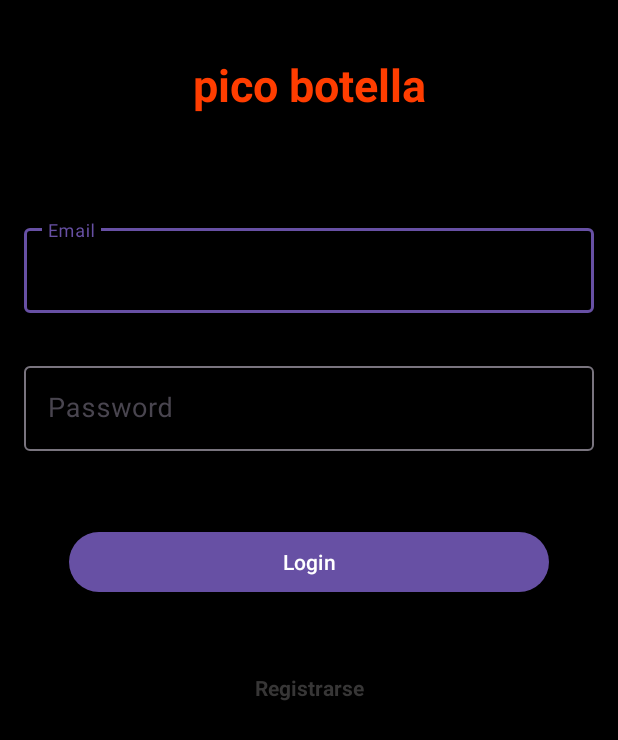
After one commit to Som1326/Equipo6_Miniproyecto_I, an Android app: the layout activity_login.xml on its own in the app's theme, with its tools: preview values and no code run, on a phone screen of 412 x 824 dp. The commit adds this screen. Shown: the top 740 px of the screen. Run offline under Robolectric (Android 15) with nearby library versions, the phone set to English and light mode, and no system bars.

Commit message:
feature: login and register with authentication implemented, changed logic in navigation

```diff
--- a/app/src/main/AndroidManifest.xml
+++ b/app/src/main/AndroidManifest.xml
@@ -23,10 +23,13 @@
             android:theme="@style/Theme.MaterialComponents.Light.NoActionBar">
             <intent-filter>
                 <action android:name="android.intent.action.MAIN" />
-
                 <category android:name="android.intent.category.LAUNCHER" />
             </intent-filter>
         </activity>
+        <activity
+            android:name=".view.LoginActivity"
+            android:exported="false"
+            android:theme="@style/Theme.MaterialComponents.Light.NoActionBar"/>
     </application>
 
 </manifest>
--- /dev/null
+++ b/app/src/main/java/com/example/miniproyectoi/model/UserRequest.kt
@@ -0,0 +1,6 @@
+package com.example.miniproyectoi.model
+
+data class UserRequest (
+    val email: String,
+    val password: String
+)
--- /dev/null
+++ b/app/src/main/res/layout/activity_login.xml
@@ -0,0 +1,95 @@
+<?xml version="1.0" encoding="utf-8"?>
+<layout xmlns:android="http://schemas.android.com/apk/res/android"
+    xmlns:app="http://schemas.android.com/apk/res-auto"
+    xmlns:tools="http://schemas.android.com/tools">
+
+    <androidx.constraintlayout.widget.ConstraintLayout
+        android:id="@+id/clContenedor"
+        android:layout_width="match_parent"
+        android:layout_height="match_parent"
+        android:padding="16dp"
+        android:background="@color/black"
+        tools:context=".view.LoginActivity">
+
+        <TextView
+            android:id="@+id/tvTitleLogin"
+            android:layout_width="wrap_content"
+            android:layout_height="wrap_content"
+            android:text="pico botella"
+            android:textSize="30dp"
+            android:textStyle="bold"
+            android:padding="20dp"
+            android:textColor="@color/login_red"
+            android:layout_marginBottom="50dp"
+            app:layout_constraintEnd_toEndOf="parent"
+            app:layout_constraintStart_toStartOf="parent"
+            app:layout_constraintTop_toTopOf="parent"
+            app:layout_constraintBottom_toTopOf="@+id/tilEmail" />
+
+        <com.google.android.material.textfield.TextInputLayout
+            android:id="@+id/tilEmail"
+            android:layout_width="match_parent"
+            android:layout_height="wrap_content"
+            app:hintEnabled="true"
+            app:layout_constraintEnd_toEndOf="parent"
+            app:layout_constraintStart_toStartOf="parent"
+            app:layout_constraintBottom_toTopOf="@+id/tilPass">
+
+            <EditText
+                android:id="@+id/etEmail"
+                android:layout_width="match_parent"
+                android:layout_height="wrap_content"
+                android:inputType="textEmailAddress"
+                android:hint="Email"
+                android:textColorHint="@android:color/darker_gray"
+                android:padding="16dp"
+                android:textSize="18sp" />
+        </com.google.android.material.textfield.TextInputLayout>
+
+        <com.google.android.material.textfield.TextInputLayout
+            android:id="@+id/tilPass"
+            android:layout_width="match_parent"
+            android:layout_height="wrap_content"
+            app:hintEnabled="true"
+            android:layout_marginTop="30dp"
+            app:layout_constraintTop_toBottomOf="@+id/tilEmail"
+            app:layout_constraintEnd_toEndOf="parent"
+            app:layout_constraintStart_toStartOf="parent">
+
+            <EditText
+                android:id="@+id/etPass"
+                android:layout_width="match_parent"
+                android:layout_height="wrap_content"
+                android:inputType="textPassword"
+                android:hint="Password"
+                android:textColorHint="@android:color/darker_gray"
+                android:padding="16dp"
+                android:textSize="18sp" />
+        </com.google.android.material.textfield.TextInputLayout>
+
+        <Button
+            android:id="@+id/btnLogin"
+            android:layout_width="match_parent"
+            android:layout_height="wrap_content"
+            android:text="Login"
+            android:layout_marginHorizontal="30dp"
+            android:layout_marginTop="50dp"
+            app:layout_constraintTop_toBottomOf="@+id/tilPass"
+            app:layout_constraintEnd_toEndOf="parent"
+            app:layout_constraintStart_toStartOf="parent" />
+
+        <TextView
+            android:id="@+id/tvRegister"
+            android:layout_width="wrap_content"
+            android:layout_height="wrap_content"
+            android:text="Registrarse"
+            android:textStyle="bold"
+            android:clickable="true"
+            android:layout_marginTop="50dp"
+            android:textColor="@color/grey"
+            app:layout_constraintTop_toBottomOf="@+id/btnLogin"
+            app:layout_constraintEnd_toEndOf="parent"
+            app:layout_constraintStart_toStartOf="parent" />
+
+    </androidx.constraintlayout.widget.ConstraintLayout>
+</layout>
--- a/app/src/main/res/navigation/nav_graph.xml
+++ b/app/src/main/res/navigation/nav_graph.xml
@@ -17,15 +17,14 @@
             android:id="@+id/action_homeFragment_to_challengeFragment"
             app:destination="@id/challengeFragment" />
     </fragment>
+
     <fragment
         android:id="@+id/splashFragment"
         android:name="com.example.miniproyectoi.view.fragment.SplashFragment"
         android:label="fragment_splash"
         tools:layout="@layout/fragment_splash" >
-        <action
-            android:id="@+id/action_splashFragment_to_homeFragment"
-            app:destination="@id/homeFragment" />
     </fragment>
+
     <fragment
         android:id="@+id/instructionsFragment"
         android:name="com.example.miniproyectoi.view.fragment.InstructionsFragment"
--- a/app/src/main/res/values/colors.xml
+++ b/app/src/main/res/values/colors.xml
@@ -10,4 +10,5 @@
     <color name="color_subtittle">#F05C0A</color>
     <color name="grey">#373636</color>
     <color name="grey_light">#e7e7e7</color>
+    <color name="login_red">#FF3D00</color>
 </resources>
```
Also changed, not shown: app/src/main/java/com/example/miniproyectoi/model/UserResponse.kt (added, +7 -0 lines), app/src/main/java/com/example/miniproyectoi/repository/LoginRepository.kt (added, +59 -0 lines), app/src/main/java/com/example/miniproyectoi/view/LoginActivity.kt (added, +95 -0 lines), app/src/main/java/com/example/miniproyectoi/view/fragment/SplashFragment.kt (+17 -7 lines), app/src/main/java/com/example/miniproyectoi/viewmodel/LoginViewModel.kt (added, +46 -0 lines).
